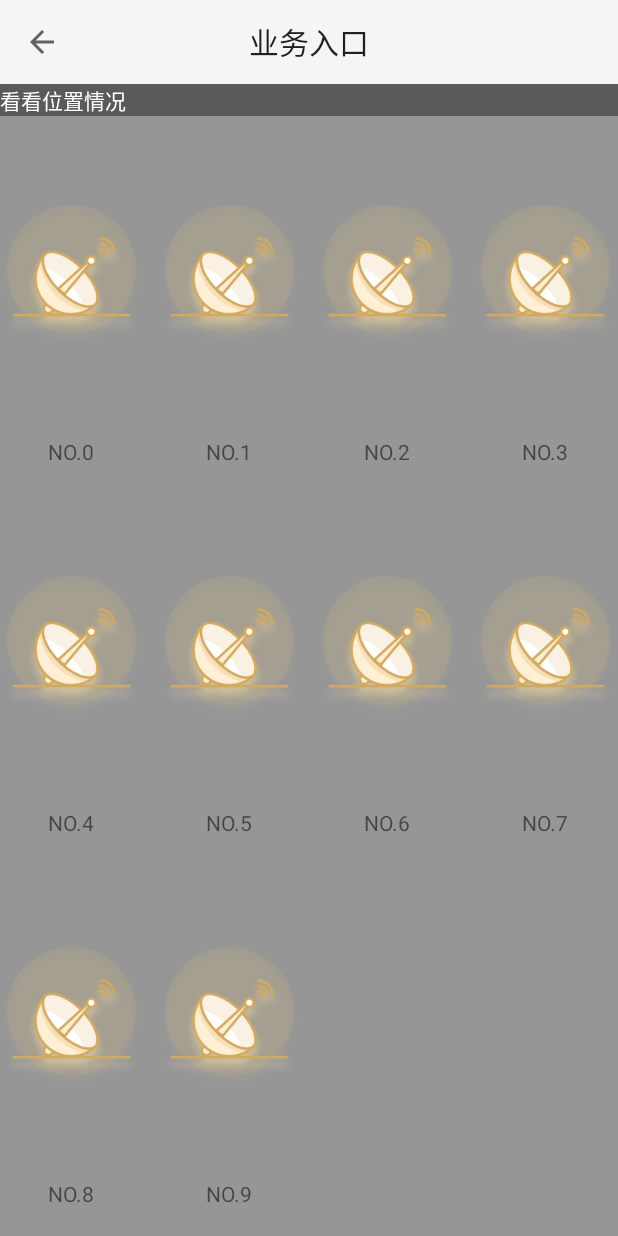
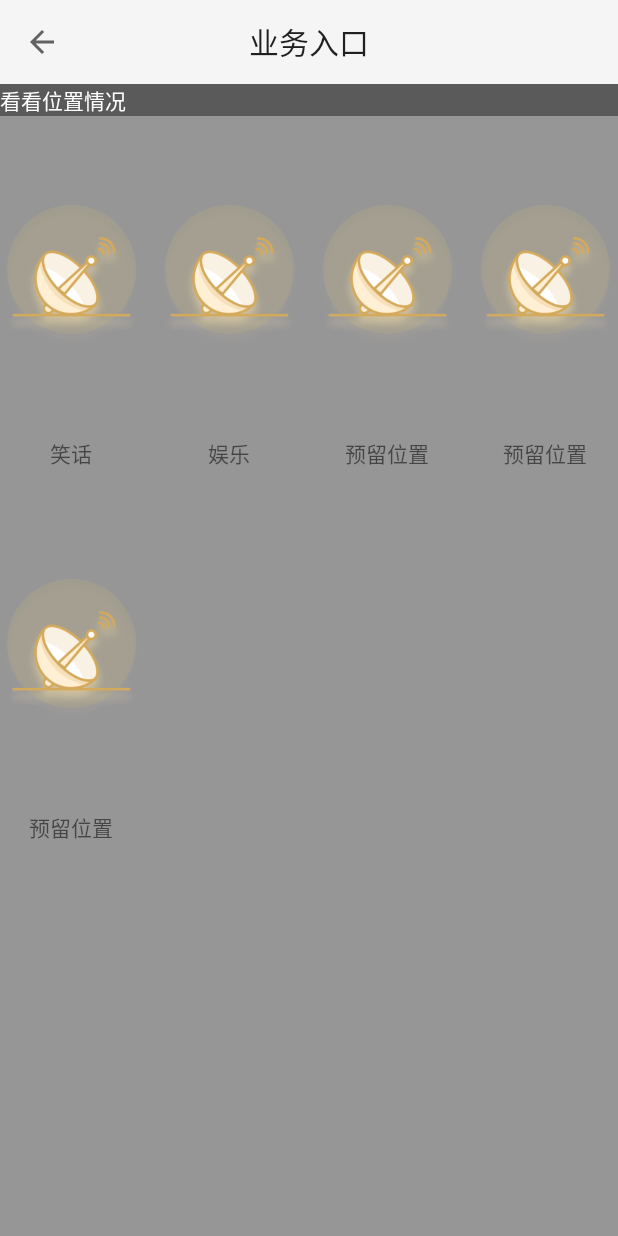
Before and after one commit to cslongjian/LifeTools, an Android app: the LifeToolsActivity screen opened directly, with no data from a screen before it, on a phone screen of 412 x 824 dp. Run offline under Robolectric (Android 15) with nearby library versions, the light colour scheme and no system bars.

Commit message:
Listview 使用样例 Adapter 设置 ViewHolder缓存。

```diff
--- a/LifeTools/app/src/main/java/com/cslong/app/lifetools/lifetools_business/LifeToolsActivity.java
+++ b/LifeTools/app/src/main/java/com/cslong/app/lifetools/lifetools_business/LifeToolsActivity.java
@@ -1,6 +1,6 @@
 package com.cslong.app.lifetools.lifetools_business;
 
-import android.app.Activity;
+import android.app.LauncherActivity;
 import android.content.Context;
 import android.os.Bundle;
 import android.support.annotation.Nullable;
@@ -14,8 +14,10 @@ import android.widget.AdapterView;
 import android.widget.BaseAdapter;
 import android.widget.GridView;
 import android.widget.ImageView;
+import android.widget.ListAdapter;
 import android.widget.SimpleAdapter;
 import android.widget.TextView;
+import android.widget.Toast;
 
 import com.cslong.app.lifetools.BaseActivity;
 import com.cslong.app.lifetools.R;
@@ -23,7 +25,6 @@ import com.cslong.app.lifetools.R;
 import java.util.ArrayList;
 import java.util.HashMap;
 import java.util.List;
-import java.util.zip.Inflater;
 
 /**
  * Created by chenlongjian on 2018/6/25.
@@ -33,11 +34,23 @@ public class LifeToolsActivity extends BaseActivity {
 
     private GridView mLifeToolsGridView;
 
+    private Context mContext;
+
+    private ListItem[] mListItems = {
+            new ListItem("笑话"),
+            new ListItem("娱乐"),
+            new ListItem("预留位置"),
+            new ListItem("预留位置"),
+            new ListItem("预留位置"),
+    };
+
+
     @Override
     protected void onCreate(@Nullable Bundle savedInstanceState) {
         super.onCreate(savedInstanceState);
         requestWindowFeature(Window.FEATURE_NO_TITLE);
         setContentView(R.layout.activity_lifetools);
+        mContext = this;
 
         Toolbar toolbar = (Toolbar) findViewById(R.id.toolbar);
         setSupportActionBar(toolbar);
@@ -45,31 +58,29 @@ public class LifeToolsActivity extends BaseActivity {
         ab.setDisplayHomeAsUpEnabled(true);
         ab.setDisplayShowHomeEnabled(true);
 
+        mLifeToolsGridView = (GridView) findViewById(R.id.life_type);
+        ListAdapter gridAdapter = new LifetoolAdatper(null, this, mListItems);
+        mLifeToolsGridView.setAdapter(gridAdapter);
+        mLifeToolsGridView.setOnItemClickListener(new AdapterView.OnItemClickListener() {
+            @Override
+            public void onItemClick(AdapterView<?> parent, View view, int position, long id) {
+                switch (position) {
+                    case 0:
+                        break;
+                    case 1:
+                        break;
+                    case 2:
+                        break;
+                    case 3:
+                        break;
+                    case 4:
+                        break;
+                }
+                Toast.makeText(mContext, position + "当前位置", Toast.LENGTH_SHORT).show();
+            }
 
-        mLifeToolsGridView = (GridView) findViewById(R.id.life_type);
+        });
 
-        //生成动态数组，并且转入数据
-        ArrayList<HashMap<String, Object>> lstImageItem = new ArrayList<HashMap<String, Object>>();
-        for (int i = 0; i < 10; i++) {
-            HashMap<String, Object> map = new HashMap<String, Object>();
-            map.put("ItemImage", R.drawable.default_network_error_icon);//添加图像资源的ID
-            map.put("ItemText", "NO." + String.valueOf(i));//按序号做ItemText
-            lstImageItem.add(map);
-        }
-        //生成适配器的ImageItem <====> 动态数组的元素，两者一一对应
-        SimpleAdapter saImageItems = new SimpleAdapter(this, //没什么解释
-                lstImageItem,//数据来源
-                R.layout.item_lifetools_type_grid,//night_item的XML实现
-
-                //动态数组与ImageItem对应的子项
-                new String[]{"ItemImage", "ItemText"},
-
-                //ImageItem的XML文件里面的一个ImageView,两个TextView ID
-                new int[]{R.id.ItemImage, R.id.ItemText});
-        //添加并且显示
-        mLifeToolsGridView.setAdapter(saImageItems);
-        //添加消息处理
-//        gridview.setOnItemClickListener(new ItemClickListener());
 
     }
 
@@ -80,12 +91,22 @@ public class LifeToolsActivity extends BaseActivity {
         return true;
     }
 
+    private static class ListItem {
+        String title;
+
+        public ListItem(String title) {
+            this.title = title;
+        }
+    }
+
+
     private class LifetoolAdatper extends BaseAdapter {
         private List<String> mList;//数据源
+        private ListItem[] mListItems;
         private LayoutInflater mInflater;//布局装载器对象
 
-        public LifetoolAdatper(List<String> data, Context context) {
-
+        public LifetoolAdatper(List<String> data, Context context, ListItem[] mListItems) {
+            this.mListItems = mListItems;
             this.mList = data;
             mInflater = LayoutInflater.from(context);
         }
@@ -93,7 +114,7 @@ public class LifeToolsActivity extends BaseActivity {
 
         @Override
         public int getCount() {
-            return mList.size();
+            return mListItems.length;
         }
 
 
@@ -105,33 +126,50 @@ public class LifeToolsActivity extends BaseActivity {
 
         @Override
         public Object getItem(int position) {
-            return mList.get(position);
+            return mListItems[position];
         }
 
         @Override
         public View getView(int position, View convertView, ViewGroup parent) {
-            //将布局文件转化为View对象
-            View view = mInflater.inflate(R.layout.item_lifetools_type_grid, null);
 
-//            这里有缓存操作。
+            ViewHolder viewHolder;
+            //如果view未被实例化过，缓存池中没有对应的缓存
+            if (convertView == null) {
+                viewHolder = new ViewHolder();
+                // 由于我们只需要将XML转化为View，并不涉及到具体的布局，所以第二个参数通常设置为null
+                convertView = mInflater.inflate(R.layout.item_lifetools_type_grid, null);
 
-            /**
-             * 找到item布局文件中对应的控件
-             */
-            ImageView imageView = (ImageView) view.findViewById(R.id.ItemImage);
-            TextView titleTextView = (TextView) view.findViewById(R.id.ItemText);
+                //对viewHolder的属性进行赋值
+                viewHolder.imageView = (ImageView) convertView.findViewById(R.id.ItemImage);
+                viewHolder.title = (TextView) convertView.findViewById(R.id.ItemText);
+
+                //通过setTag将convertView与viewHolder关联
+                convertView.setTag(viewHolder);
+            } else {//如果缓存池中有对应的view缓存，则直接通过getTag取出viewHolder
+                viewHolder = (ViewHolder) convertView.getTag();
+            }
+
 
             //获取相应索引的ItemBean对象
-            String bean = mList.get(position);
+            String bean = mListItems[position].title;
 
             /**
              * 设置控件的对应属性值
              */
-            imageView.setImageResource(R.drawable.default_network_error_icon);
-            titleTextView.setText(bean);
+            viewHolder.imageView.setImageResource(R.drawable.default_network_error_icon);
+            viewHolder.title.setText(bean);
 
-            return view;
+            return convertView;
         }
+
+
+        // ViewHolder用于缓存控件
+        class ViewHolder {
+            public ImageView imageView;
+            public TextView title;
+
+        }
+
     }
 
 
```
